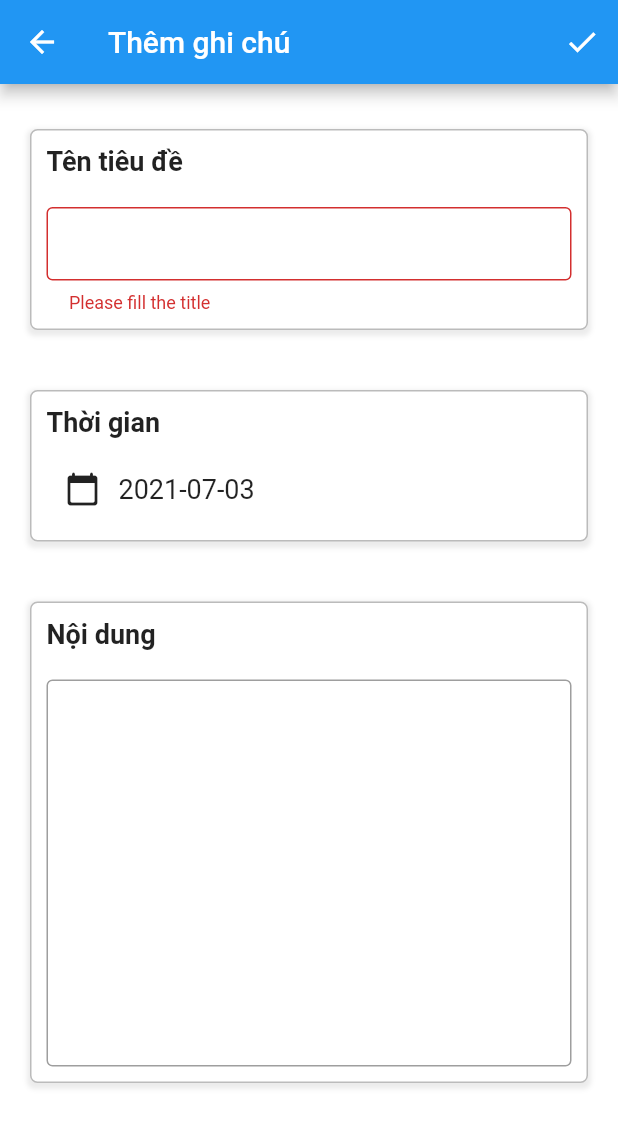
After one commit to huyhuynguyen/app_doan_flutter, a Flutter app: the ThemEditGhiChu screen opened directly, after a tap on the "check" icon, on a phone screen of 412 x 824 dp. The commit adds this screen. Shown: the top 1127 px of the screen. Run offline on Flutter 3.47's test engine with Material 2 defaults, Android fonts, the phone set to English and light mode, and no system bars; our stand-ins replace cloud_firestore, firebase_auth, firebase_core, flutter_speed_dial, flutter_svg, fluttericon and 2 more; missing offline and left inert: dart:ffi; accounts and stored records are empty.

Commit message:
add GhiChu to app

```diff
--- /dev/null
+++ b/flutter_app_doan/lib/src/blocs/ghi_chu_bloc.dart
@@ -0,0 +1,51 @@
+import 'dart:async';
+
+import 'package:flutter_app_doan/src/fire_base/fire_base_auth.dart';
+import 'package:flutter_app_doan/src/fire_base/fire_store_list.dart';
+
+class GhiChuBloc {
+  StreamController _tieudeController = new StreamController();
+  StreamController _noidungController = new StreamController();
+
+  Stream get tieudeStream => _tieudeController.stream;
+  Stream get noidungStream => _noidungController.stream;
+
+  bool checkNullValue(String tieude, String noidung) {
+    if (tieude=="") {
+      _tieudeController.sink.addError("Please fill the title");
+      return false;
+    }
+    _tieudeController.sink.add("");
+    if (noidung=="") {
+      _noidungController.sink.addError("Please fill the content");
+      return false;
+    }
+    _noidungController.sink.add("");
+    return true;
+  }
+
+  FirAuth _firAuth = new FirAuth();
+  FireStoreList fireStoreList = new FireStoreList();
+
+  void addToNote(Map<String, String> note, Function onSuccess) {
+    _firAuth.addToNote(note, onSuccess);
+  }
+
+  void deleteNote(String noteId, Function onSuccess) {
+    _firAuth.deleteNote(noteId, onSuccess);
+  }
+
+  void updateNote(Map<String, String> noteNew, String noteID, Function onSuccess) {
+    _firAuth.updateNote(noteNew, noteID, onSuccess);
+  }
+
+  Future<List<dynamic>> getAllNotes() async{
+    var arr = await fireStoreList.getAllNotes();
+    return arr.toList();
+  }
+
+  void dispose() {
+    _tieudeController.close();
+    _noidungController.close();
+  }
+}
--- /dev/null
+++ b/flutter_app_doan/lib/src/resources/Main/them_edit_ghi_chu.dart
@@ -0,0 +1,289 @@
+import 'package:flutter/material.dart';
+import 'package:flutter_app_doan/src/blocs/calc_bloc.dart';
+import 'package:flutter_app_doan/src/blocs/ghi_chu_bloc.dart';
+import 'package:flutter_app_doan/src/resources/Main/ghi_chu_page.dart';
+import 'package:intl/intl.dart';
+
+class ThemEditGhiChu extends StatefulWidget {
+  Map<String, dynamic> note;
+  String title;
+  String keyAction;
+  ThemEditGhiChu({this.note, this.keyAction ,this.title});
+
+  @override
+  _ThemEditGhiChuState createState() => _ThemEditGhiChuState();
+}
+
+class _ThemEditGhiChuState extends State<ThemEditGhiChu> {
+  // TextEditingController get _tieudeController => (this.widget.keyAction=="edit") ? TextEditingController(text: this.widget.note["tieude"]) : TextEditingController(text: "");
+  // TextEditingController get _noidungController => (this.widget.keyAction=="edit") ? TextEditingController(text: this.widget.note["noidung"]) : TextEditingController(text: "");
+  TextEditingController _tieudeController;
+  TextEditingController _noidungController;
+  CalcBloc calcBloc = new CalcBloc();
+  GhiChuBloc ghiChuBloc = new GhiChuBloc();
+  String timeNote="";
+
+  @override
+  void initState() {
+    // TODO: implement initState
+    super.initState();
+    _tieudeController = new TextEditingController();
+    _noidungController = new TextEditingController();
+    if (this.widget.keyAction=="edit") {
+      _tieudeController.text=this.widget.note["tieude"];
+      _noidungController.text=this.widget.note["noidung"];
+    }
+    timeNote = this.widget.keyAction=="edit" ? this.widget.note["thoigian"] : DateFormat("yyyy-MM-dd").format(DateTime.now());
+  }
+
+  @override
+  void dispose() {
+    // TODO: implement dispose
+    super.dispose();
+    calcBloc.dispose();
+    ghiChuBloc.dispose();
+  }
+
+  @override
+  Widget build(BuildContext context) {
+    return Scaffold(
+      appBar: AppBar(
+        title: Text('${this.widget.title} ghi chú'),
+        actions: [
+          IconButton(
+              icon: Icon(Icons.check),
+              onPressed: this.widget.keyAction == "add" ? _onAddToNote : _onEditToNote
+          )
+        ],
+      ),
+      body: SingleChildScrollView(
+        child: Container(
+          child: Column(
+            children: [
+              Container(
+                margin: EdgeInsets.symmetric(horizontal: 20, vertical: 30),
+                decoration: BoxDecoration(
+                  color: Colors.white,
+                  border: Border.all(
+                      width: 1,
+                      color: Color(0xFFBBBBBB)
+                  ),
+                  borderRadius: BorderRadius.circular(5),
+                  boxShadow: [
+                    BoxShadow(
+                        color: Colors.grey.withOpacity(0.2),
+                        spreadRadius: 2,
+                        offset: Offset(0, 2),
+                        blurRadius: 2
+                    )
+                  ],
+                ),
+                child: Column(
+                  children: [
+                    Container(
+                      padding: EdgeInsets.symmetric(horizontal: 10, vertical: 10),
+                      child: Align(
+                          child: Text(
+                              "Tên tiêu đề",
+                            style: TextStyle(
+                              fontSize: 18,
+                              fontWeight: FontWeight.w600
+                            ),
+                          ),
+                        alignment: Alignment.centerLeft,
+                      ),
+                    ),
+                    Container(
+                      padding: EdgeInsets.symmetric(horizontal: 10, vertical: 10),
+                      child: StreamBuilder(
+                        stream: ghiChuBloc.tieudeStream,
+                        builder: (context, snapshot) {
+                          return TextField(
+                            controller: _tieudeController,
+                            keyboardType: TextInputType.multiline,
+                            maxLines: null,
+                            cursorHeight: 25,
+                            decoration: InputDecoration(
+                              border: OutlineInputBorder(),
+                              contentPadding: EdgeInsets.all(15),
+                              errorText: snapshot.hasError ? snapshot.error : null
+                            ),
+                          );
+                        }
+                      ),
+                    )
+                  ],
+                ),
+              ),
+              Container(
+                margin: EdgeInsets.symmetric(horizontal: 20, vertical: 10),
+                decoration: BoxDecoration(
+                  color: Colors.white,
+                  border: Border.all(
+                      width: 1,
+                      color: Color(0xFFBBBBBB)
+                  ),
+                  borderRadius: BorderRadius.circular(5),
+                  boxShadow: [
+                    BoxShadow(
+                        color: Colors.grey.withOpacity(0.2),
+                        spreadRadius: 2,
+                        offset: Offset(0, 2),
+                        blurRadius: 2
+                    )
+                  ],
+                ),
+                child: Column(
+                  children: [
+                    Container(
+                      padding: EdgeInsets.symmetric(horizontal: 10, vertical: 10),
+                      child: Align(
+                        child: Text(
+                          "Thời gian",
+                          style: TextStyle(
+                              fontSize: 18,
+                              fontWeight: FontWeight.w600
+                          ),
+                        ),
+                        alignment: Alignment.centerLeft,
+                      ),
+                    ),
+                    Container(
+                      padding: EdgeInsets.only(top: 0, right: 10, left: 10, bottom: 10),
+                      child: Row(
+                        children: [
+                          IconButton(
+                              icon: Icon(Icons.calendar_today_rounded),
+                              onPressed: (){
+                                showDatePicker(
+                                    context: context,
+                                    initialDate: DateTime.parse(timeNote),
+                                    firstDate: DateTime(2001),
+                                    lastDate: DateTime(DateTime.now().year+1)
+                                ).then((value) {
+                                  calcBloc.getDayCalendar(value);
+                                });
+                              }
+                          ),
+                          Container(
+                            child: StreamBuilder(
+                              stream: calcBloc.dateStream,
+                              builder: (context, snapshot) {
+                                return Text(
+                                  '${_onDateChangeOrNot(snapshot)}',
+                                  style: TextStyle(
+                                    fontSize: 18
+                                  ),
+                                );
+                              }
+                            ),
+                          )
+                        ],
+                      )
+                    )
+                  ],
+                ),
+              ),
+              Container(
+                margin: EdgeInsets.symmetric(horizontal: 20, vertical: 30),
+                decoration: BoxDecoration(
+                  color: Colors.white,
+                  border: Border.all(
+                      width: 1,
+                      color: Color(0xFFBBBBBB)
+                  ),
+                  borderRadius: BorderRadius.circular(5),
+                  boxShadow: [
+                    BoxShadow(
+                        color: Colors.grey.withOpacity(0.2),
+                        spreadRadius: 2,
+                        offset: Offset(0, 2),
+                        blurRadius: 2
+                    )
+                  ],
+                ),
+                child: Column(
+                  children: [
+                    Container(
+                      padding: EdgeInsets.symmetric(horizontal: 10, vertical: 10),
+                      child: Align(
+                        child: Text(
+                          "Nội dung",
+                          style: TextStyle(
+                              fontSize: 18,
+                              fontWeight: FontWeight.w600
+                          ),
+                        ),
+                        alignment: Alignment.centerLeft,
+                      ),
+                    ),
+                    Container(
+                      padding: EdgeInsets.symmetric(horizontal: 10, vertical: 10),
+                      child: StreamBuilder(
+                        stream: ghiChuBloc.noidungStream,
+                        builder: (context, snapshot) {
+                          return TextField(
+                            controller: _noidungController,
+                            minLines: 12, // any number you need (It works as the rows for the textarea)
+                            keyboardType: TextInputType.multiline,
+                            maxLines: null,
+                            cursorHeight: 25,
+                            decoration: InputDecoration(
+                              border: OutlineInputBorder(),
+                              contentPadding: EdgeInsets.all(15),
+                              errorText: snapshot.hasError ? snapshot.error : null
+                            ),
+                          );
+                        }
+                      )
+                    )
+                  ],
+                ),
+              )
+            ],
+          ),
+        ),
+      ),
+    );
+  }
+
+  _onDateChangeOrNot(AsyncSnapshot<Object> snapshot) {
+    if (snapshot.hasData)
+      timeNote = snapshot.data;
+    return timeNote;
+  }
+
+  void _onAddToNote() {
+    Map<String, String> note= {
+      "tieude": _tieudeController.text.trim(),
+      "thoigian": timeNote,
+      "noidung": _noidungController.text.trim()
+    };
+    if (ghiChuBloc.checkNullValue(note["tieude"], note["noidung"])) {
+      ghiChuBloc.addToNote(note, (){
+        _tieudeController.text="";
+        _noidungController.text="";
+        ScaffoldMessenger.of(context).showSnackBar(
+            SnackBar(content: Text("Đã thêm ghi chú"))
+        );
+      });
+    }
+  }
+
+  void _onEditToNote() {
+    Map<String, String> noteNew= {
+      "tieude": _tieudeController.text.trim(),
+      "thoigian": timeNote,
+      "noidung": _noidungController.text.trim(),
+      "user": this.widget.note["user"],
+    };
+
+    if (ghiChuBloc.checkNullValue(noteNew["tieude"], noteNew["noidung"])) {
+      ghiChuBloc.updateNote(noteNew, this.widget.note["docID"], (){
+        ScaffoldMessenger.of(context).showSnackBar(
+            SnackBar(content: Text("Đã sửa ghi chú"))
+        );
+      });
+    }
+  }
+}
```
Also changed, not shown: flutter_app_doan/lib/src/fire_base/fire_base_auth.dart (+21 -0 lines), flutter_app_doan/lib/src/fire_base/fire_store_list.dart (+15 -0 lines), flutter_app_doan/lib/src/resources/Main/ghi_chu_page.dart (added, +27 -0 lines), flutter_app_doan/lib/src/resources/Main/list_ghi_chu.dart (added, +150 -0 lines), flutter_app_doan/lib/src/resources/Main/profile_page.dart (+29 -0 lines).
